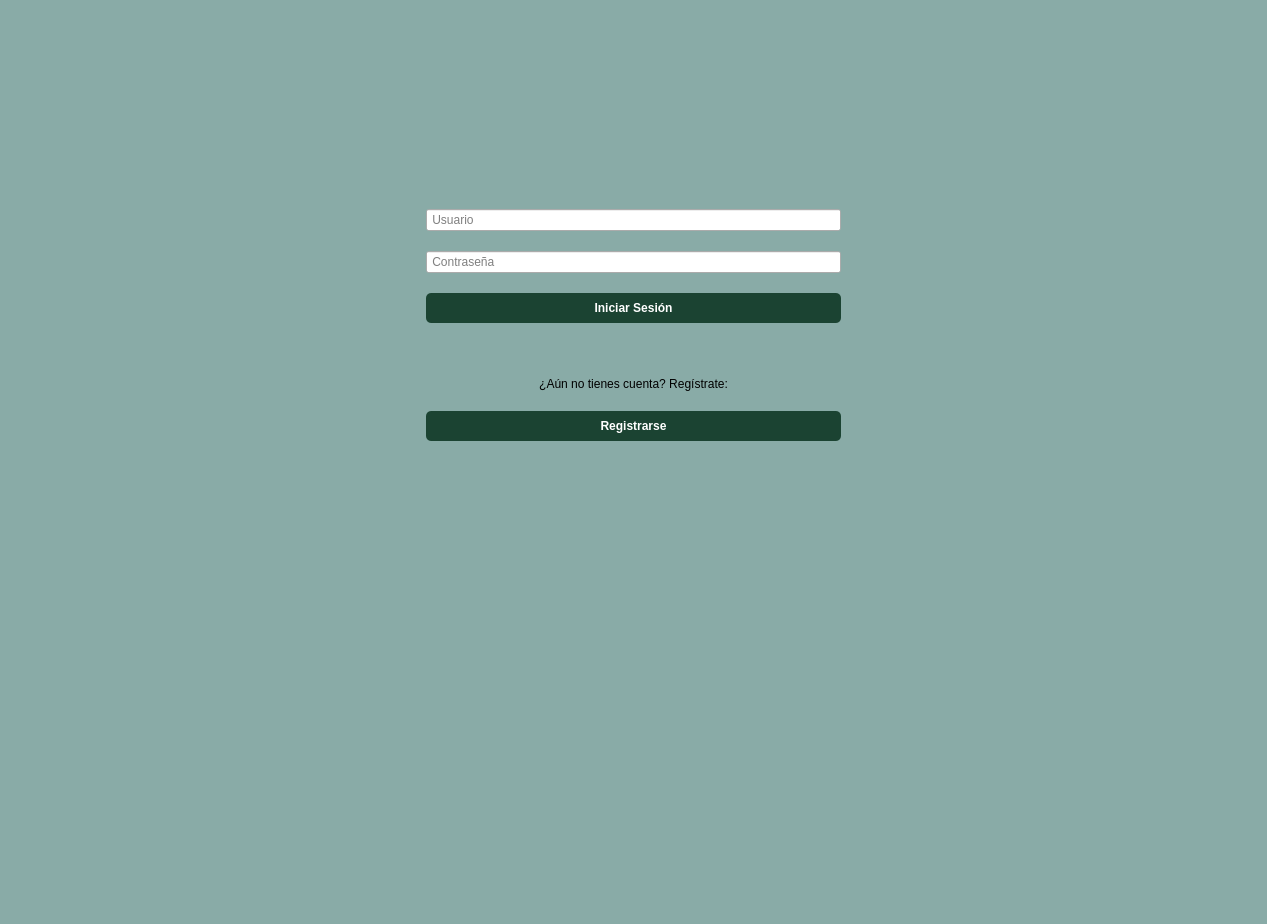
Above: src/vista/Ui/VistaLogin.ui from ivantm1/proyecto-software before the change. Below: the same form after it.
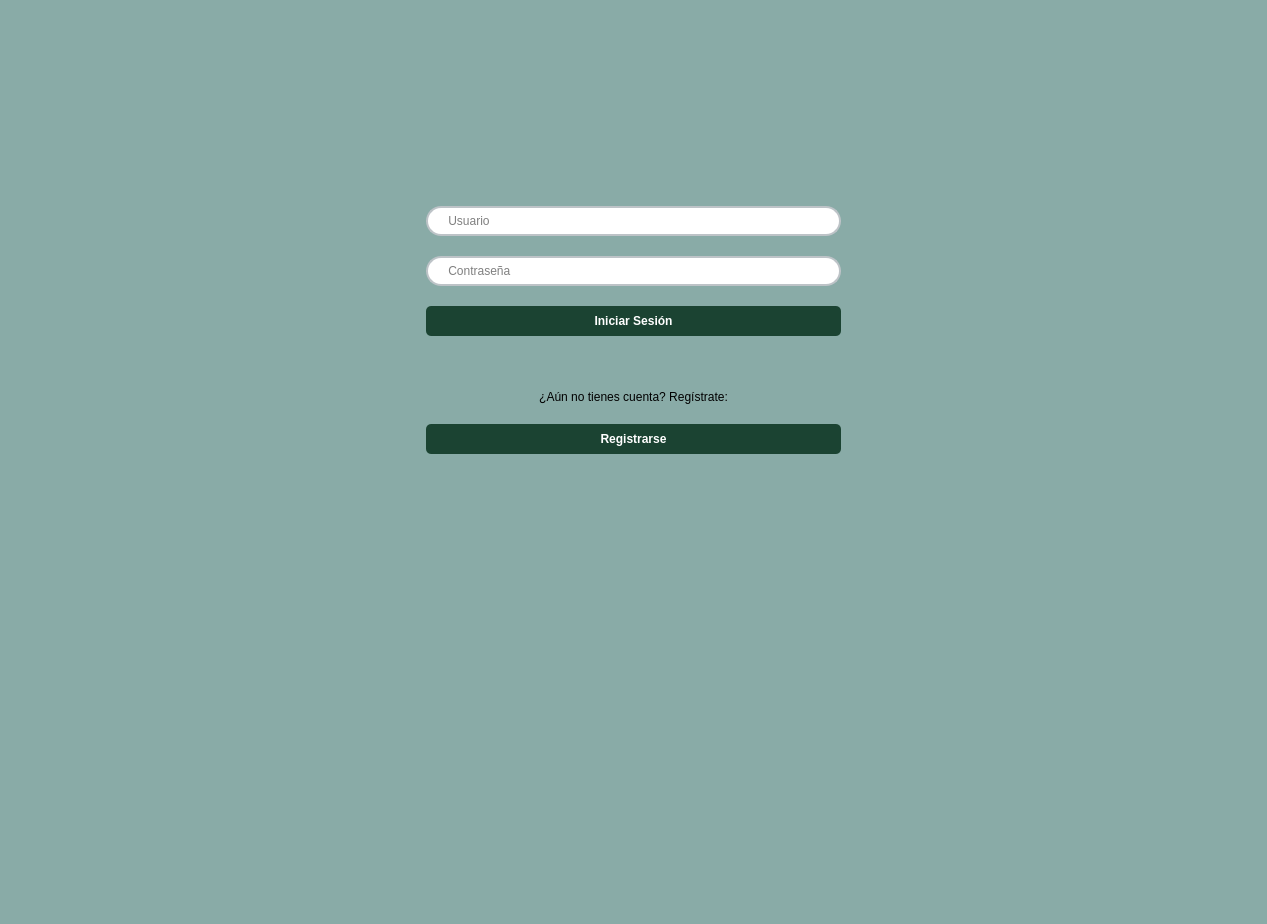
That is the form after the change. Icons and pictures are not drawn.

Commit message: Cambios en los lineEdits y añado vistas para añadir libro al catálogo

The edit to the form file:
```diff
--- a/src/vista/Ui/VistaLogin.ui
+++ b/src/vista/Ui/VistaLogin.ui
@@ -120,6 +120,15 @@
      </item>
      <item>
       <widget class="QLineEdit" name="Linea_usuario">
+       <property name="styleSheet">
+        <string notr="true">QLineEdit {
+    border: 2px solid #bdc3c7;
+    border-radius: 15px; 
+    padding: 5px 15px;
+    background: white;
+    selection-background-color: #34495e;
+}</string>
+       </property>
        <property name="text">
         <string/>
        </property>
@@ -130,6 +139,15 @@
      </item>
      <item>
       <widget class="QLineEdit" name="Linea_contrasena">
+       <property name="styleSheet">
+        <string notr="true">QLineEdit {
+    border: 2px solid #bdc3c7;
+    border-radius: 15px; 
+    padding: 5px 15px;
+    background: white;
+    selection-background-color: #34495e;
+}</string>
+       </property>
        <property name="echoMode">
         <enum>QLineEdit::Password</enum>
        </property>
```
The commit also changes 2 other files.
